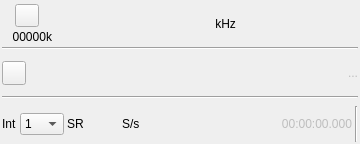
This is plugins/samplesink/fileoutput/fileoutputgui.ui in f4exb/sdrangel as Qt 5 draws it before an edit. The edited form follows.
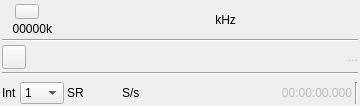
This is the edited form. Icons and pictures are not drawn. Custom widgets are drawn as their Qt base class.

Diff of the .ui file:
```diff
--- a/plugins/samplesink/fileoutput/fileoutputgui.ui
+++ b/plugins/samplesink/fileoutput/fileoutputgui.ui
@@ -7,7 +7,7 @@
     <x>0</x>
     <y>0</y>
     <width>360</width>
-    <height>144</height>
+    <height>106</height>
    </rect>
   </property>
   <property name="sizePolicy">
@@ -19,7 +19,13 @@
   <property name="minimumSize">
    <size>
     <width>360</width>
-    <height>0</height>
+    <height>106</height>
+   </size>
+  </property>
+  <property name="maximumSize">
+   <size>
+    <width>360</width>
+    <height>106</height>
    </size>
   </property>
   <property name="font">
@@ -367,17 +373,17 @@
   </layout>
  </widget>
  <customwidgets>
+  <customwidget>
+   <class>ButtonSwitch</class>
+   <extends>QToolButton</extends>
+   <header>gui/buttonswitch.h</header>
+  </customwidget>
   <customwidget>
    <class>ValueDial</class>
    <extends>QWidget</extends>
    <header>gui/valuedial.h</header>
    <container>1</container>
   </customwidget>
-  <customwidget>
-   <class>ButtonSwitch</class>
-   <extends>QToolButton</extends>
-   <header>gui/buttonswitch.h</header>
-  </customwidget>
  </customwidgets>
  <resources>
   <include location="../../../sdrgui/resources/res.qrc"/>
```
